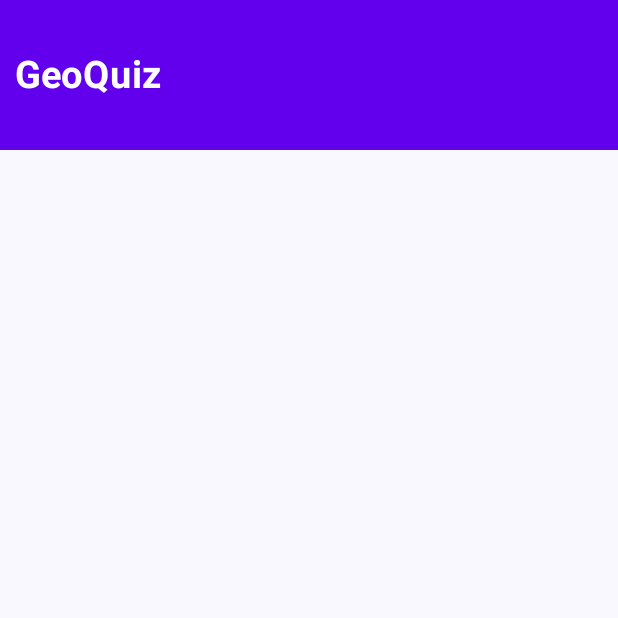
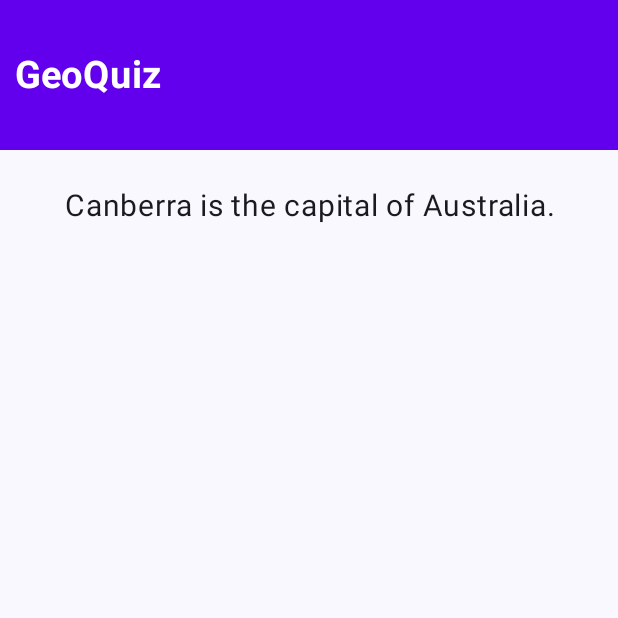
Before and after one commit to hronchizhevoshice/GeoQuiz, an Android app built with Jetpack Compose: the screen it shows after launch (MainActivity), on a phone screen of 412 x 824 dp, the top half of it. Run offline under Robolectric (Android 15) with nearby library versions, the phone set to English and light mode, and no system bars.

Commit message:
add questions

```diff
--- a/app/src/main/java/com/example/geoquiz/MainActivity.kt
+++ b/app/src/main/java/com/example/geoquiz/MainActivity.kt
@@ -14,6 +14,10 @@ import androidx.compose.foundation.layout.padding
 import androidx.compose.material3.Scaffold
 import androidx.compose.material3.Text
 import androidx.compose.runtime.Composable
+import androidx.compose.runtime.getValue
+import androidx.compose.runtime.mutableStateOf
+import androidx.compose.runtime.remember
+import androidx.compose.runtime.setValue
 import androidx.compose.ui.Alignment
 import androidx.compose.ui.Modifier
 import androidx.compose.ui.graphics.Color
@@ -40,8 +44,24 @@ class MainActivity : ComponentActivity() {
     }
 }
 
+data class Question(
+    val text: String,
+    val answer: Boolean
+)
+
 @Composable
 fun GeoQuiz(modifier: Modifier = Modifier) {
+    val questions = listOf(
+        Question("Canberra is the capital of Australia.", true),
+        Question("The Pacific Ocean is larger than the Atlantic Ocean.", true),
+        Question("The Suez Canal connects the Red Sea and the Indian Ocean.", false),
+        Question("The source of the Nile River is in Egypt.", false),
+        Question("The Amazon River is the longest river in the Americas.", true),
+        Question("Lake Baikal is the world's oldest and deepest freshwater lake.", true)
+    )
+
+    var indexQuestion by remember { mutableStateOf(0) }
+
     Column(
         modifier = modifier.fillMaxSize()
     ) {
@@ -61,6 +81,19 @@ fun GeoQuiz(modifier: Modifier = Modifier) {
                 modifier = Modifier.padding(start = 10.dp)
             )
         }
+        // question
+        Box(
+            modifier = Modifier
+                .fillMaxWidth()
+                .padding(25.dp),
+            contentAlignment = Alignment.Center
+        ) {
+            Text(
+                text = questions[indexQuestion].text,
+                fontSize = 20.sp,
+                textAlign = TextAlign.Center
+            )
+        }
     }
 }
 
```
